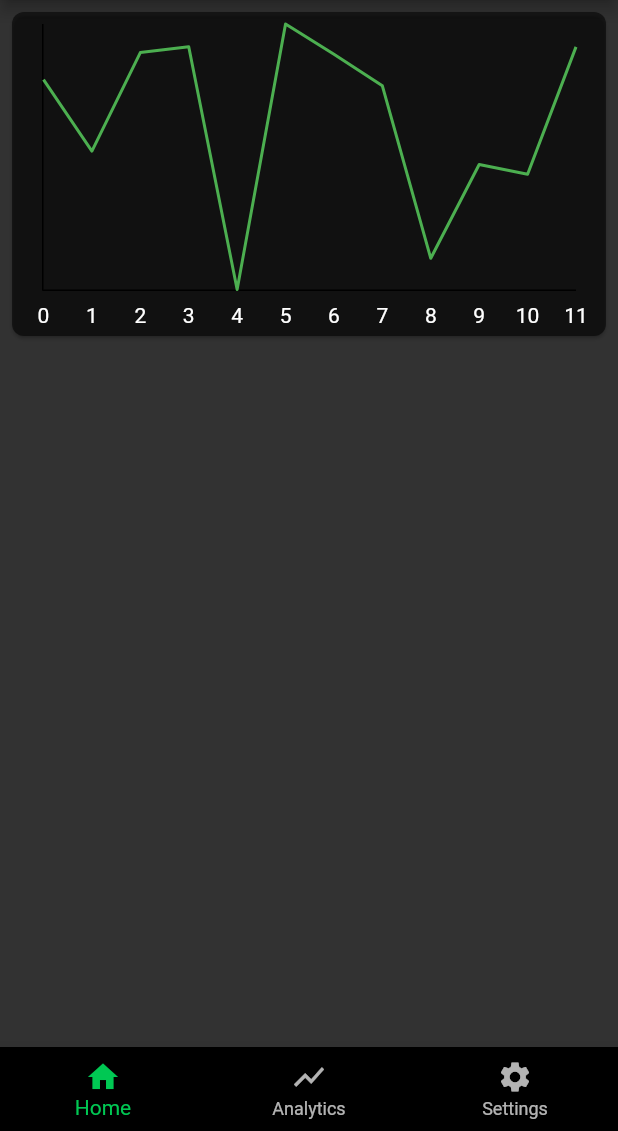
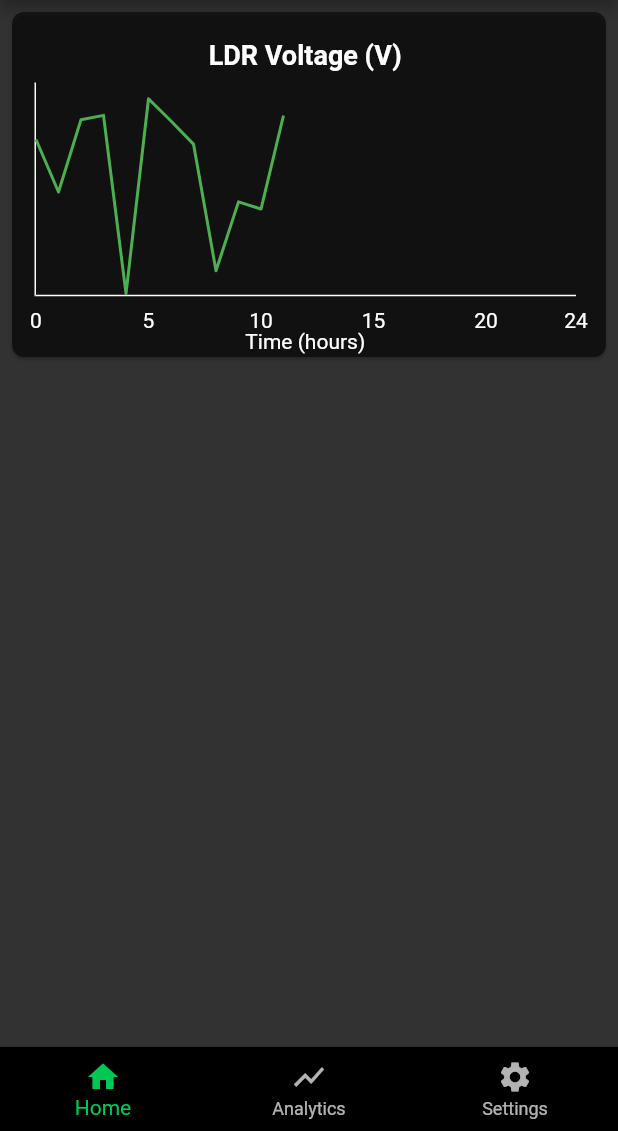
Before and after one commit to MRo47/MistyGro, a Flutter app: the screen it shows once a user with an empty profile is signed in, on a phone screen of 412 x 824 dp, the part 105-1236 px from its top. Run offline on Flutter 3.47's test engine with Material 2 defaults, Android fonts, the phone set to English and light mode, and no system bars; drawn by our look-alikes of fl_chart; our stand-ins replace firebase_auth, firebase_core, firebase_database; missing offline and left inert: dart:ffi; accounts and stored records are empty.

Commit message:
separated chart

```diff
--- /dev/null
+++ b/Software/app/misty_gro/lib/chart.dart
@@ -0,0 +1,157 @@
+import 'package:fl_chart/fl_chart.dart';
+import 'package:flutter/material.dart';
+
+import 'data.dart';
+
+class Chart extends StatefulWidget {
+  const Chart({super.key});
+
+  @override
+  State<Chart> createState() => _ChartState();
+}
+
+class _ChartState extends State<Chart> {
+  final List<PricePoint> points = pricePoints;
+
+  SideTitles get _bottomTitles => SideTitles(
+        showTitles: true,
+        getTitlesWidget: (value, meta) {
+          String text = '';
+          switch (value.toInt()) {
+            case 1:
+              text = 'Jan';
+              break;
+            case 3:
+              text = 'Mar';
+              break;
+            case 5:
+              text = 'May';
+              break;
+            case 7:
+              text = 'Jul';
+              break;
+            case 9:
+              text = 'Sep';
+              break;
+            case 11:
+              text = 'Nov';
+              break;
+          }
+
+          return Text(text);
+        },
+      );
+
+  @override
+  Widget build(BuildContext context) {
+    return Card(
+      shape: const RoundedRectangleBorder(
+          borderRadius: BorderRadius.all(Radius.circular(8.0))),
+      child: Container(
+        margin: const EdgeInsets.fromLTRB(15, 10, 20, 0),
+        width: MediaQuery.of(context).size.width,
+        height: 220,
+        child: Column(
+          crossAxisAlignment: CrossAxisAlignment.center,
+          children: [
+            const Padding(
+              padding: EdgeInsets.only(top: 8.0, bottom: 8.0),
+              child: Text(
+                'LDR Voltage (V)',
+                style: TextStyle(fontSize: 18, fontWeight: FontWeight.bold),
+              ),
+            ),
+            AspectRatio(
+              aspectRatio: 2,
+              child: LineChart(
+                LineChartData(
+                  minX: 0,
+                  maxX: 24,
+                  minY: 0,
+                  maxY: 1,
+                  lineBarsData: [
+                    LineChartBarData(
+                      spots: points
+                          .map((point) => FlSpot(point.x, point.y))
+                          .toList(),
+                      isCurved: false,
+                      dotData: const FlDotData(
+                        show: false,
+                      ),
+                      color: Colors.green,
+
+                      // dotData: FlDotData(
+                      //   show: false,
+                      // ),
+                    ),
+                  ],
+                  borderData: FlBorderData(
+                      border: const Border(
+                          bottom: BorderSide(color: Colors.white),
+                          left: BorderSide(color: Colors.white))),
+                  gridData: const FlGridData(show: false),
+                  titlesData: const FlTitlesData(
+                    // bottomTitles: AxisTitles(sideTitles: _bottomTitles),
+                    bottomTitles: AxisTitles(
+                        sideTitles: SideTitles(showTitles: true),
+                        axisNameWidget: Text('Time (hours)')),
+                    leftTitles:
+                        AxisTitles(sideTitles: SideTitles(showTitles: false)),
+                    topTitles:
+                        AxisTitles(sideTitles: SideTitles(showTitles: false)),
+                    rightTitles:
+                        AxisTitles(sideTitles: SideTitles(showTitles: false)),
+                  ),
+                  lineTouchData: LineTouchData(
+                      enabled: true,
+                      // touchCallback:
+                      //     (FlTouchEvent event, LineTouchResponse? touchResponse) {
+                      //   // TODO : Utilize touch event here to perform any operation
+                      // },
+                      touchTooltipData: LineTouchTooltipData(
+                        tooltipBgColor: Colors.green,
+                        tooltipRoundedRadius: 20.0,
+                        // showOnTopOfTheChartBoxArea: true,
+                        fitInsideHorizontally: true,
+                        tooltipMargin: 0,
+                        getTooltipItems: (touchedSpots) {
+                          return touchedSpots.map(
+                            (LineBarSpot touchedSpot) {
+                              const textStyle = TextStyle(
+                                fontSize: 10,
+                                fontWeight: FontWeight.w700,
+                                color: Colors.white,
+                              );
+                              return LineTooltipItem(
+                                "${points[touchedSpot.spotIndex].x.toStringAsFixed(2)}, ${points[touchedSpot.spotIndex].y.toStringAsFixed(2)}",
+                                textStyle,
+                              );
+                            },
+                          ).toList();
+                        },
+                      ),
+                      getTouchedSpotIndicator:
+                          (LineChartBarData barData, List<int> indicators) {
+                        return indicators.map(
+                          (int index) {
+                            const line = FlLine(
+                                color: Colors.grey,
+                                strokeWidth: 1,
+                                dashArray: [2, 4]);
+                            return const TouchedSpotIndicatorData(
+                              line,
+                              FlDotData(show: false),
+                            );
+                          },
+                        ).toList();
+                      },
+                      getTouchLineEnd: (_, __) => double.infinity),
+                ),
+              ),
+            ),
+          ],
+        ),
+      ),
+    );
+  }
+}
--- a/Software/app/misty_gro/lib/home_page.dart
+++ b/Software/app/misty_gro/lib/home_page.dart
@@ -12,6 +12,7 @@ import 'package:firebase_auth/firebase_auth.dart';
 import 'package:intl/intl.dart';
 import 'dart:async';
 import 'data_utils.dart' as data_utils;
+import 'chart.dart';
 
 class HomePage extends StatefulWidget {
   const HomePage({Key? key}) : super(key: key);
@@ -24,8 +25,6 @@ class _HomePageState extends State<HomePage> {
   final user = FirebaseAuth.instance.currentUser!;
   DatabaseReference dataRef = FirebaseDatabase.instance.ref();
   final showAnalytics = true;
-
-  final List<PricePoint> points = pricePoints;
 
   var _misterStamped = data_utils.StampedValue("false", DateTime(0));
   var _lightsStamped = data_utils.StampedValue("false", DateTime(0));
@@ -92,124 +91,9 @@ class _HomePageState extends State<HomePage> {
     // Timer.periodic(Duration(seconds: 1), (_) => _getDateTime());
   }
 
-  SideTitles get _bottomTitles => SideTitles(
-        showTitles: true,
-        getTitlesWidget: (value, meta) {
-          String text = '';
-          switch (value.toInt()) {
-            case 1:
-              text = 'Jan';
-              break;
-            case 3:
-              text = 'Mar';
-              break;
-            case 5:
-              text = 'May';
-              break;
-            case 7:
-              text = 'Jul';
-              break;
-            case 9:
-              text = 'Sep';
-              break;
-            case 11:
-              text = 'Nov';
-              break;
-          }
-
-          return Text(text);
-        },
-      );
-
   Widget _getBody() {
     if (showAnalytics) {
-      return Card(
-        shape: const RoundedRectangleBorder(
-            borderRadius: BorderRadius.all(Radius.circular(8.0))),
-        child: Container(
-          margin: const EdgeInsets.fromLTRB(20, 8, 20, 8),
-          width: MediaQuery.of(context).size.width,
-          height: 200,
-          child: LineChart(
-            LineChartData(
-              lineBarsData: [
-                LineChartBarData(
-                  spots:
-                      points.map((point) => FlSpot(point.x, point.y)).toList(),
-                  isCurved: false,
-                  dotData: const FlDotData(
-                    show: false,
-                  ),
-                  color: Colors.green,
-
-                  // dotData: FlDotData(
-                  //   show: false,
-                  // ),
-                ),
-              ],
-              borderData: FlBorderData(
-                  border:
-                      const Border(bottom: BorderSide(), left: BorderSide())),
-              gridData: const FlGridData(show: false),
-              titlesData: const FlTitlesData(
-                // bottomTitles: AxisTitles(sideTitles: _bottomTitles),
-                bottomTitles:
-                    AxisTitles(sideTitles: SideTitles(showTitles: true)),
-                leftTitles:
-                    AxisTitles(sideTitles: SideTitles(showTitles: false)),
-                topTitles:
-                    AxisTitles(sideTitles: SideTitles(showTitles: false)),
-                rightTitles:
-                    AxisTitles(sideTitles: SideTitles(showTitles: false)),
-              ),
-              lineTouchData: LineTouchData(
-                  enabled: true,
-                  // touchCallback:
-                  //     (FlTouchEvent event, LineTouchResponse? touchResponse) {
-                  //   // TODO : Utilize touch event here to perform any operation
-                  // },
-                  touchTooltipData: LineTouchTooltipData(
-                    tooltipBgColor: Colors.green,
-                    tooltipRoundedRadius: 20.0,
-                    // showOnTopOfTheChartBoxArea: true,
-                    fitInsideHorizontally: true,
-                    tooltipMargin: 0,
-                    getTooltipItems: (touchedSpots) {
-                      return touchedSpots.map(
-                        (LineBarSpot touchedSpot) {
-                          const textStyle = TextStyle(
-                            fontSize: 10,
-                            fontWeight: FontWeight.w700,
-                            color: Colors.white,
-                          );
-                          return LineTooltipItem(
-                            points[touchedSpot.spotIndex].y.toStringAsFixed(2),
-                            textStyle,
-                          );
-                        },
-                      ).toList();
-                    },
-                  ),
-                  getTouchedSpotIndicator:
-                      (LineChartBarData barData, List<int> indicators) {
-                    return indicators.map(
-                      (int index) {
-                        final line = FlLine(
-                            color: Colors.grey,
-                            strokeWidth: 1,
-                            dashArray: [2, 4]);
-                        return TouchedSpotIndicatorData(
-                          line,
-                          FlDotData(show: false),
-                        );
-                      },
-                    ).toList();
-                  },
-                  getTouchLineEnd: (_, __) => double.infinity),
-            ),
-          ),
-        ),
-      );
+      return const Chart();
     } else {
       return ListView(
         children: <Widget>[
```
